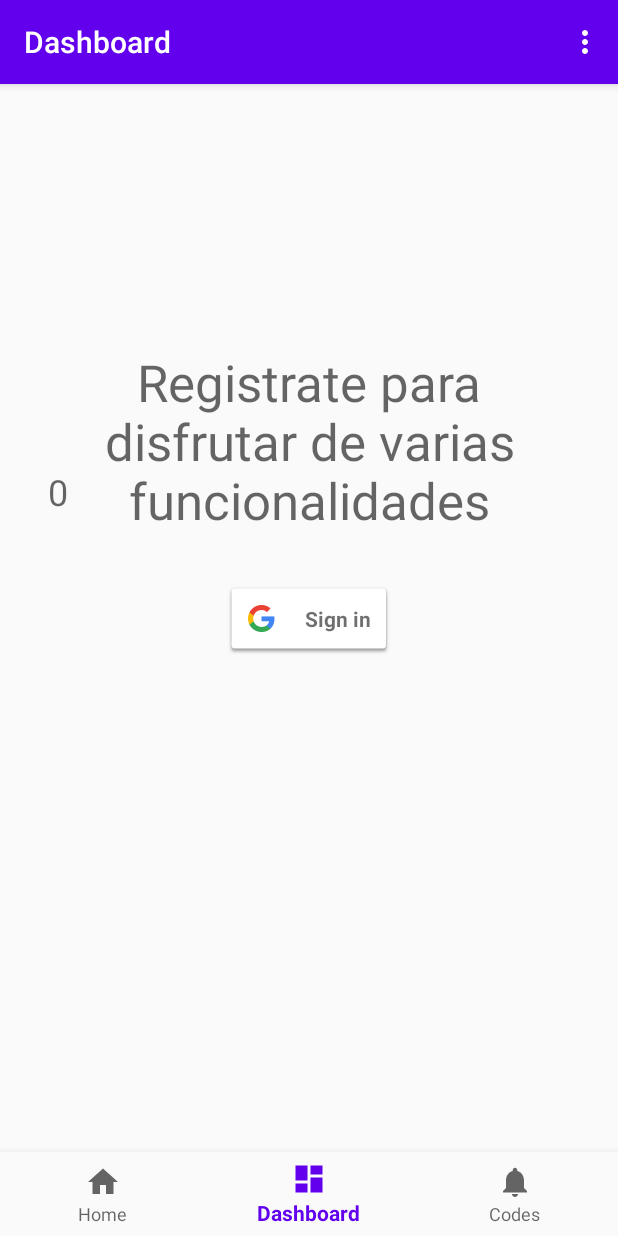
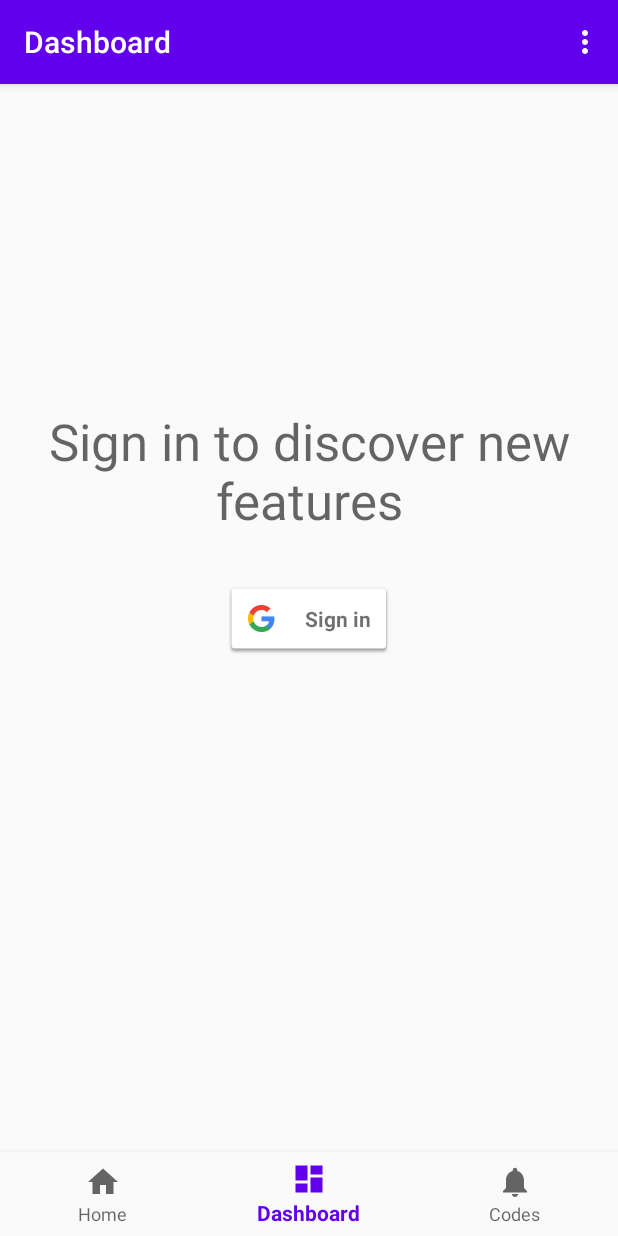
Before and after one commit to frankpc13/nuclear-code-inspector, an Android app: the screen it shows after launch (MenuActivity), item 2 of the bottom bar chosen, on a phone screen of 412 x 824 dp. Run offline under Robolectric (Android 15) with nearby library versions, the phone set to English and light mode, and no system bars; our stand-ins replace Firebase (no records; nobody signed in at launch, a user with empty details on screens opened directly), navigation-ui; libraries missing offline, so code that uses them is left out: coil.api.load, com.leocardz.link, khronos.toString; pictures from the network do not load; 2 statements that could not run were skipped.

Commit message:
final alpha release

```diff
--- a/app/src/main/res/layout/fragment_dashboard.xml
+++ b/app/src/main/res/layout/fragment_dashboard.xml
@@ -111,7 +111,7 @@
         android:id="@+id/profileGroup"
         android:layout_width="wrap_content"
         android:layout_height="wrap_content"
-        app:constraint_referenced_ids="textCodesAmount,imageProfile,textWelcome,usernameText" />
+        app:constraint_referenced_ids="textCodesAmount,imageProfile,textWelcome,usernameText,codeAmountTextView" />
 
     <TextView
         android:id="@+id/codeAmountTextView"
--- a/app/src/main/res/values/strings.xml
+++ b/app/src/main/res/values/strings.xml
@@ -1,11 +1,11 @@
 <resources>
-    <string name="app_name">Nuclear Code Inspector</string>
+    <string name="app_name">Nuke Code Inspector</string>
     <string name="title_activity_menu">MenuActivity</string>
     <string name="title_home">Home</string>
     <string name="title_dashboard">Dashboard</string>
     <string name="title_notifications">Notifications</string>
     <string name="title_codes">Codes</string>
-    <string name="login_description">Registrate para disfrutar de varias funcionalidades</string>
-    <string name="welcome_text">Bienvenido !!</string>
-    <string name="register_codes_label">Codigos registrados</string>
+    <string name="login_description">Sign in to discover new features</string>
+    <string name="welcome_text">Welcome!!</string>
+    <string name="register_codes_label">Nuke codes registered:</string>
 </resources>
```
